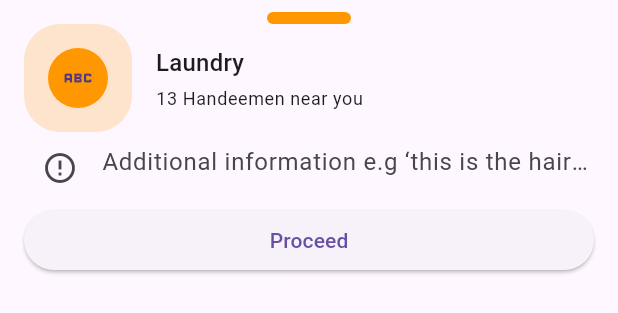
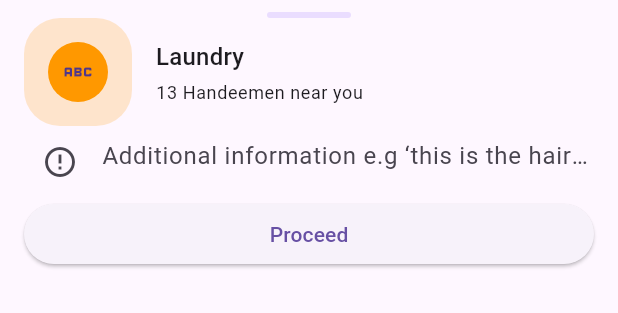
Before and after one commit to Handees/mobile, a Flutter app: the PickServiceBottomSheet widget shown alone on an empty page, opened directly, on a phone screen of 412 x 824 dp. Shown: the top 313 px of the screen. Run offline on Flutter 3.47's test engine with Material 2 defaults, Android fonts, the phone set to English and light mode, and no system bars.

```diff
--- a/lib/pick_service_bottom_sheet.dart
+++ b/lib/features/home/ui/pick_service_bottom_sheet.dart
@@ -1,5 +1,7 @@
 import 'package:flutter/material.dart';
-import 'package:handees/home_page.dart';
+
+import 'home_screen.dart';
+import 'service_card.dart';
 
 class PickServiceBottomSheet extends StatelessWidget {
   const PickServiceBottomSheet({Key? key}) : super(key: key);
@@ -16,10 +18,10 @@ class PickServiceBottomSheet extends StatelessWidget {
         children: [
           Container(
             width: 56,
-            height: 8,
+            height: 4,
             decoration: BoxDecoration(
               borderRadius: BorderRadius.circular(4),
-              color: Colors.orange,
+              color: Theme.of(context).colorScheme.primaryContainer,
             ),
           ),
           ServiceCard(
--- /dev/null
+++ b/lib/features/home/ui/service_card.dart
@@ -0,0 +1,58 @@
+import 'package:flutter/material.dart';
+import 'package:handees/res/shapes.dart';
+
+class ServiceCard extends StatelessWidget {
+  const ServiceCard({
+    Key? key,
+    required this.serviceName,
+    required this.icon,
+    required this.iconBackground,
+    required this.artisanCount,
+  }) : super(key: key);
+
+  final String serviceName;
+  final Widget icon;
+  final Color iconBackground;
+  final int artisanCount;
+
+  @override
+  Widget build(BuildContext context) {
+    return SizedBox(
+      // height: 96,
+      width: double.infinity,
+      child: Row(
+        children: [
+          Ink(
+            decoration: ShapeDecoration(
+                color: iconBackground.withOpacity(0.2),
+                shape: Shapes.smallShape),
+            height: 72,
+            width: 72,
+            child: Center(
+              child: CircleAvatar(
+                backgroundColor: iconBackground,
+                child: icon,
+              ),
+            ),
+          ),
+          const SizedBox(width: 16),
+          Column(
+            mainAxisAlignment: MainAxisAlignment.center,
+            crossAxisAlignment: CrossAxisAlignment.start,
+            children: [
+              Text(
+                'Laundry',
+                style: Theme.of(context).textTheme.titleMedium,
+              ),
+              const SizedBox(height: 4),
+              Text(
+                '$artisanCount Handeemen near you',
+                style: Theme.of(context).textTheme.bodySmall,
+              ),
+            ],
+          ),
+        ],
+      ),
+    );
+  }
+}
--- a/lib/main.dart
+++ b/lib/main.dart
@@ -1,5 +1,5 @@
 import 'package:flutter/material.dart';
-import 'package:handees/home_page.dart';
+import 'package:handees/features/home/ui/home_screen.dart';
 
 void main() {
   runApp(const MyApp());
@@ -17,6 +17,9 @@ class MyApp extends StatelessWidget {
         primarySwatch: Colors.blue,
         useMaterial3: true,
       ),
+      darkTheme: ThemeData.dark().copyWith(
+        useMaterial3: true,
+      ),
       home: HomePage(),
     );
   }
--- /dev/null
+++ b/lib/res/shapes.dart
@@ -0,0 +1,9 @@
+import 'package:flutter/painting.dart';
+
+class Shapes {
+  static final smallShape =
+      RoundedRectangleBorder(borderRadius: BorderRadius.circular(24.0));
+
+  static final bigShape =
+      RoundedRectangleBorder(borderRadius: BorderRadius.circular(16.0));
+}
```
Also changed, not shown: lib/features/chat/ui/chat_screen.dart (added, +14 -0 lines), lib/features/home/ui/home_screen.dart (renamed from lib/home_page.dart, +37 -95 lines), lib/navigation/routes.dart (added, +17 -0 lines), lib/utils/widgets/custom_delegate.dart (added, +32 -0 lines), lib/features/notifications/ui/notifications_screen.dart (added), lib/navigation/navigation.dart (added), lib/res/assets.dart (added), lib/res/colors.dart (added), lib/theme/theme.dart (added).
